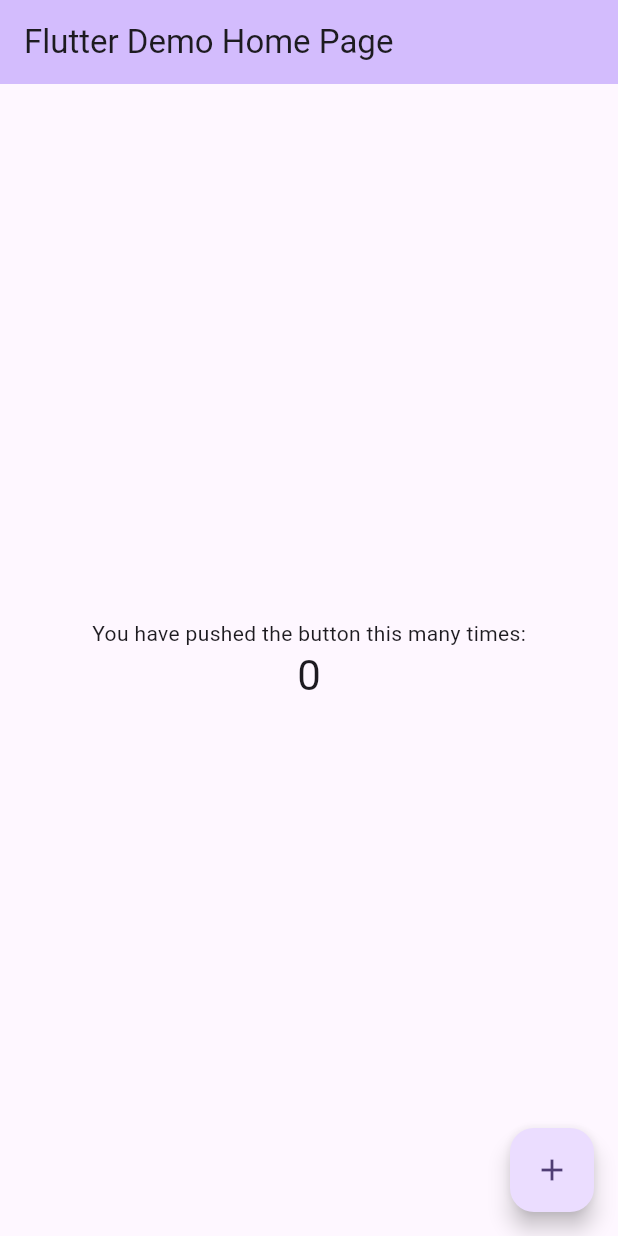
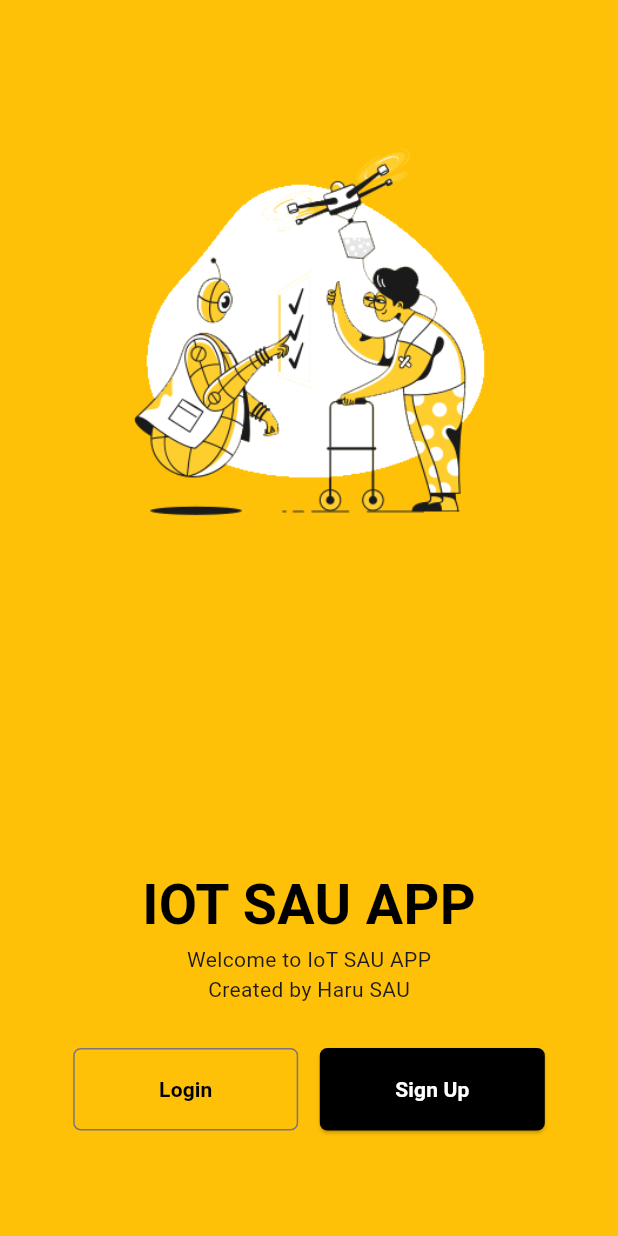
Before and after one commit to Sujintara6519410039/iot_sau_first_project, a Flutter app: the screen it shows after launch, on a phone screen of 412 x 824 dp. Run offline on Flutter 3.47's test engine with Material 3 defaults, Android fonts, the phone set to English and light mode, and no system bars.

Commit message:
v.2: สร้างไฟล์หน้าจอไป 3ไฟล์ แก้ไขmain ทำหน้าจอ

```diff
--- a/lib/main.dart
+++ b/lib/main.dart
@@ -1,125 +1,26 @@
 import 'package:flutter/material.dart';
+import 'package:iot_sau_first_project/views/welcome_ui.dart';
 
 void main() {
-  runApp(const MyApp());
+  runApp(
+      // เรียกใฃ้ คลาส ที่เรียกใช้งาน widget หลักของแอป : Materialapp()
+      IoTSAUFirst());
 }
 
-class MyApp extends StatelessWidget {
-  const MyApp({super.key});
+//++++++++++++++++++++++++++++
+class IoTSAUFirst extends StatefulWidget {
+  const IoTSAUFirst({super.key});
 
-  // This widget is the root of your application.
+  @override
+  State<IoTSAUFirst> createState() => _IoTSAUFirstState();
+}
+
+class _IoTSAUFirstState extends State<IoTSAUFirst> {
   @override
   Widget build(BuildContext context) {
     return MaterialApp(
-      title: 'Flutter Demo',
-      theme: ThemeData(
-        // This is the theme of your application.
-        //
-        // TRY THIS: Try running your application with "flutter run". You'll see
-        // the application has a purple toolbar. Then, without quitting the app,
-        // try changing the seedColor in the colorScheme below to Colors.green
-        // and then invoke "hot reload" (save your changes or press the "hot
-        // reload" button in a Flutter-supported IDE, or press "r" if you used
-        // the command line to start the app).
-        //
-        // Notice that the counter didn't reset back to zero; the application
-        // state is not lost during the reload. To reset the state, use hot
-        // restart instead.
-        //
-        // This works for code too, not just values: Most code changes can be
-        // tested with just a hot reload.
-        colorScheme: ColorScheme.fromSeed(seedColor: Colors.deepPurple),
-        useMaterial3: true,
-      ),
-      home: const MyHomePage(title: 'Flutter Demo Home Page'),
+      debugShowCheckedModeBanner: false,
+      home: WelcomeUi(),
     );
   }
 }
-
-class MyHomePage extends StatefulWidget {
-  const MyHomePage({super.key, required this.title});
-
-  // This widget is the home page of your application. It is stateful, meaning
-  // that it has a State object (defined below) that contains fields that affect
-  // how it looks.
-
-  // This class is the configuration for the state. It holds the values (in this
-  // case the title) provided by the parent (in this case the App widget) and
-  // used by the build method of the State. Fields in a Widget subclass are
-  // always marked "final".
-
-  final String title;
-
-  @override
-  State<MyHomePage> createState() => _MyHomePageState();
-}
-
-class _MyHomePageState extends State<MyHomePage> {
-  int _counter = 0;
-
-  void _incrementCounter() {
-    setState(() {
-      // This call to setState tells the Flutter framework that something has
-      // changed in this State, which causes it to rerun the build method below
-      // so that the display can reflect the updated values. If we changed
-      // _counter without calling setState(), then the build method would not be
-      // called again, and so nothing would appear to happen.
-      _counter++;
-    });
-  }
-
-  @override
-  Widget build(BuildContext context) {
-    // This method is rerun every time setState is called, for instance as done
-    // by the _incrementCounter method above.
-    //
-    // The Flutter framework has been optimized to make rerunning build methods
-    // fast, so that you can just rebuild anything that needs updating rather
-    // than having to individually change instances of widgets.
-    return Scaffold(
-      appBar: AppBar(
-        // TRY THIS: Try changing the color here to a specific color (to
-        // Colors.amber, perhaps?) and trigger a hot reload to see the AppBar
-        // change color while the other colors stay the same.
-        backgroundColor: Theme.of(context).colorScheme.inversePrimary,
-        // Here we take the value from the MyHomePage object that was created by
-        // the App.build method, and use it to set our appbar title.
-        title: Text(widget.title),
-      ),
-      body: Center(
-        // Center is a layout widget. It takes a single child and positions it
-        // in the middle of the parent.
-        child: Column(
-          // Column is also a layout widget. It takes a list of children and
-          // arranges them vertically. By default, it sizes itself to fit its
-          // children horizontally, and tries to be as tall as its parent.
-          //
-          // Column has various properties to control how it sizes itself and
-          // how it positions its children. Here we use mainAxisAlignment to
-          // center the children vertically; the main axis here is the vertical
-          // axis because Columns are vertical (the cross axis would be
-          // horizontal).
-          //
-          // TRY THIS: Invoke "debug painting" (choose the "Toggle Debug Paint"
-          // action in the IDE, or press "p" in the console), to see the
-          // wireframe for each widget.
-          mainAxisAlignment: MainAxisAlignment.center,
-          children: <Widget>[
-            const Text(
-              'You have pushed the button this many times:',
-            ),
-            Text(
-              '$_counter',
-              style: Theme.of(context).textTheme.headlineMedium,
-            ),
-          ],
-        ),
-      ),
-      floatingActionButton: FloatingActionButton(
-        onPressed: _incrementCounter,
-        tooltip: 'Increment',
-        child: const Icon(Icons.add),
-      ), // This trailing comma makes auto-formatting nicer for build methods.
-    );
-  }
-}
--- /dev/null
+++ b/lib/views/signin_ui.dart
@@ -0,0 +1,15 @@
+import 'package:flutter/material.dart';
+
+class SigninUi extends StatefulWidget {
+  const SigninUi({super.key});
+
+  @override
+  State<SigninUi> createState() => _SigninUiState();
+}
+
+class _SigninUiState extends State<SigninUi> {
+  @override
+  Widget build(BuildContext context) {
+    return Scaffold();
+  }
+}
--- /dev/null
+++ b/lib/views/signup_ui.dart
@@ -0,0 +1,15 @@
+import 'package:flutter/material.dart';
+
+class SignupUi extends StatefulWidget {
+  const SignupUi({super.key});
+
+  @override
+  State<SignupUi> createState() => _SignupUiState();
+}
+
+class _SignupUiState extends State<SignupUi> {
+  @override
+  Widget build(BuildContext context) {
+    return Scaffold();
+  }
+}
--- /dev/null
+++ b/lib/views/welcome_ui.dart
@@ -0,0 +1,101 @@
+import 'package:flutter/material.dart';
+
+class WelcomeUi extends StatefulWidget {
+  const WelcomeUi({super.key});
+
+  @override
+  State<WelcomeUi> createState() => _WelcomeUiState();
+}
+
+class _WelcomeUiState extends State<WelcomeUi> {
+  @override
+  Widget build(BuildContext context) {
+return Scaffold(
+      backgroundColor: Colors.amber,
+      body: Center(
+        child: Column(
+          children: [
+            SizedBox(
+              height: MediaQuery.of(context).size.height * 0.1,
+            ),
+            Image.asset(
+              'assets/images/logo.png',
+              //width: 250.50,
+              width: MediaQuery.of(context).size.width * 0.7,
+            ),
+            SizedBox(
+              height: MediaQuery.of(context).size.height * 0.25,
+            ),
+            Text(
+              'IOT SAU APP',
+              style: TextStyle(
+                  fontSize: MediaQuery.of(context).size.width * 0.09,
+                  fontWeight: FontWeight.bold,
+                  color: Colors.black),
+            ),
+            Text(
+              'Welcome to IoT SAU APP',
+            ),
+            Text(
+              'Created by Haru SAU',
+            ),
+            SizedBox(
+              height: MediaQuery.of(context).size.height * 0.035,
+            ),
+            Row(
+              mainAxisAlignment: MainAxisAlignment.center,
+              children: [
+                OutlinedButton(
+                  onPressed: () {},
+                  child: Text(
+                    'Login',
+                    style: TextStyle(
+                      fontWeight: FontWeight.bold,
+                      color: Colors.black,
+                    ),
+                  ),
+                  style: OutlinedButton.styleFrom(
+                    fixedSize: Size(
+                      150.0,
+                      55.0,
+                    ),
+                    shape: RoundedRectangleBorder(
+                      borderRadius: BorderRadius.circular(
+                        5,
+                      ),
+                    ),
+                  ),
+                ),
+                SizedBox(
+                  width: MediaQuery.of(context).size.width * 0.035,
+                ),
+                ElevatedButton(
+                  onPressed: () {},
+                  child: Text(
+                    'Sign Up',
+                    style: TextStyle(
+                      fontWeight: FontWeight.bold,
+                      color: Colors.white,
+                    ),
+                  ),
+                  style: ElevatedButton.styleFrom(
+                    fixedSize: Size(
+                      150.0,
+                      55.0,
+                    ),
+                    backgroundColor: Colors.black,
+                    shape: RoundedRectangleBorder(
+                      borderRadius: BorderRadius.circular(
+                        5,
+                      ),
+                    ),
+                  ),
+                ),
+              ],
+            ),
+          ],
+        ),
+      ),
+    );
+  }
+}
```
